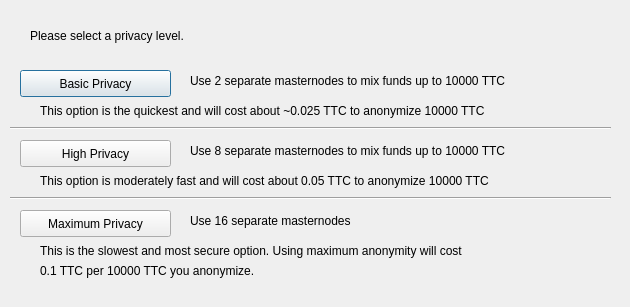
This is src/qt/forms/obfuscationconfig.ui in Limitless-VIP/Limitless as Qt 5 draws it before an edit. The edited form follows.
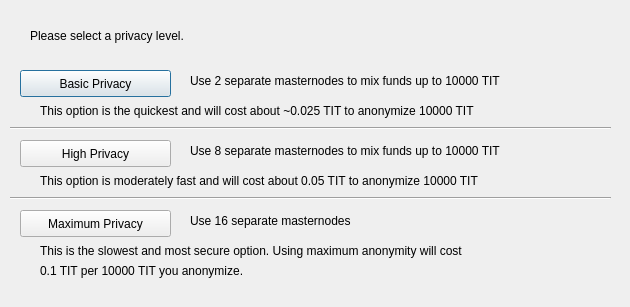
This is the edited form.

Diff of the .ui file:
```diff
--- a/src/qt/forms/obfuscationconfig.ui
+++ b/src/qt/forms/obfuscationconfig.ui
@@ -75,7 +75,7 @@
     </rect>
    </property>
    <property name="text">
-    <string>Use 2 separate masternodes to mix funds up to 10000 TTC</string>
+    <string>Use 2 separate masternodes to mix funds up to 10000 TIT</string>
    </property>
   </widget>
   <widget class="QLabel" name="label_3">
@@ -88,7 +88,7 @@
     </rect>
    </property>
    <property name="text">
-    <string>Use 8 separate masternodes to mix funds up to 10000 TTC</string>
+    <string>Use 8 separate masternodes to mix funds up to 10000 TIT</string>
    </property>
   </widget>
   <widget class="QLabel" name="label_4">
@@ -114,7 +114,7 @@
     </rect>
    </property>
    <property name="text">
-    <string>This option is the quickest and will cost about ~0.025 TTC to anonymize 10000 TTC</string>
+    <string>This option is the quickest and will cost about ~0.025 TIT to anonymize 10000 TIT</string>
    </property>
   </widget>
   <widget class="QLabel" name="label_7">
@@ -127,7 +127,7 @@
     </rect>
    </property>
    <property name="text">
-    <string>This option is moderately fast and will cost about 0.05 TTC to anonymize 10000 TTC</string>
+    <string>This option is moderately fast and will cost about 0.05 TIT to anonymize 10000 TIT</string>
    </property>
   </widget>
   <widget class="QLabel" name="label_8">
@@ -153,7 +153,7 @@
     </rect>
    </property>
    <property name="text">
-    <string>0.1 TTC per 10000 TTC you anonymize.</string>
+    <string>0.1 TIT per 10000 TIT you anonymize.</string>
    </property>
   </widget>
   <widget class="Line" name="line">
```
